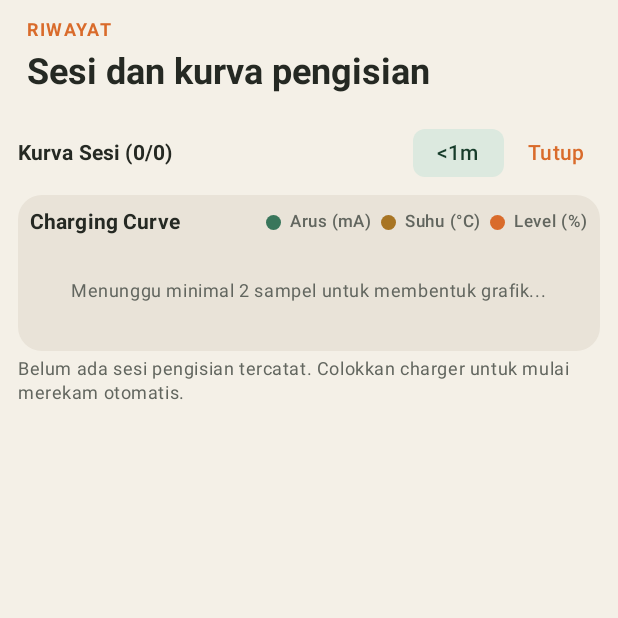
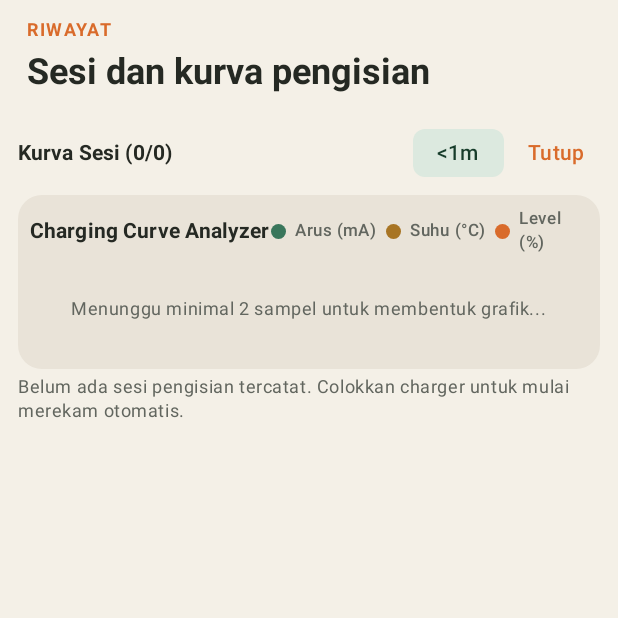
Before and after one commit to SUPPERDENOT/S.P.GUARDcheckpoint, an Android app built with Jetpack Compose: the composable HistoryScreen shown on its own in the app's theme, after a tap on "Lihat Kurva", on a phone screen of 412 x 824 dp, the top half of it. Run offline under Robolectric (Android 15) with nearby library versions, the phone set to English and light mode, and no system bars; 3 statements that could not run were skipped.

Commit message:
Retain analyzer title and record PR #6 merge

```diff
--- a/app/src/main/java/com/superdenot/powerguard/ui/components/ChargingCurveChart.kt
+++ b/app/src/main/java/com/superdenot/powerguard/ui/components/ChargingCurveChart.kt
@@ -31,7 +31,6 @@ import androidx.compose.ui.graphics.StrokeCap
 import androidx.compose.ui.graphics.drawscope.Stroke
 import androidx.compose.ui.input.pointer.pointerInput
 import androidx.compose.ui.text.font.FontWeight
-import androidx.compose.ui.text.style.TextOverflow
 import androidx.compose.ui.semantics.contentDescription
 import androidx.compose.ui.semantics.semantics
 import androidx.compose.ui.unit.dp
@@ -80,7 +79,7 @@ fun ChargingCurveChart(
             verticalAlignment = Alignment.CenterVertically
         ) {
             Text(
-                text = "Charging Curve",
+                text = "Charging Curve Analyzer",
                 style = MaterialTheme.typography.titleSmall,
                 fontWeight = FontWeight.Bold,
                 color = MaterialTheme.colorScheme.onSurface,
```
Also changed, not shown: 1 other file.
